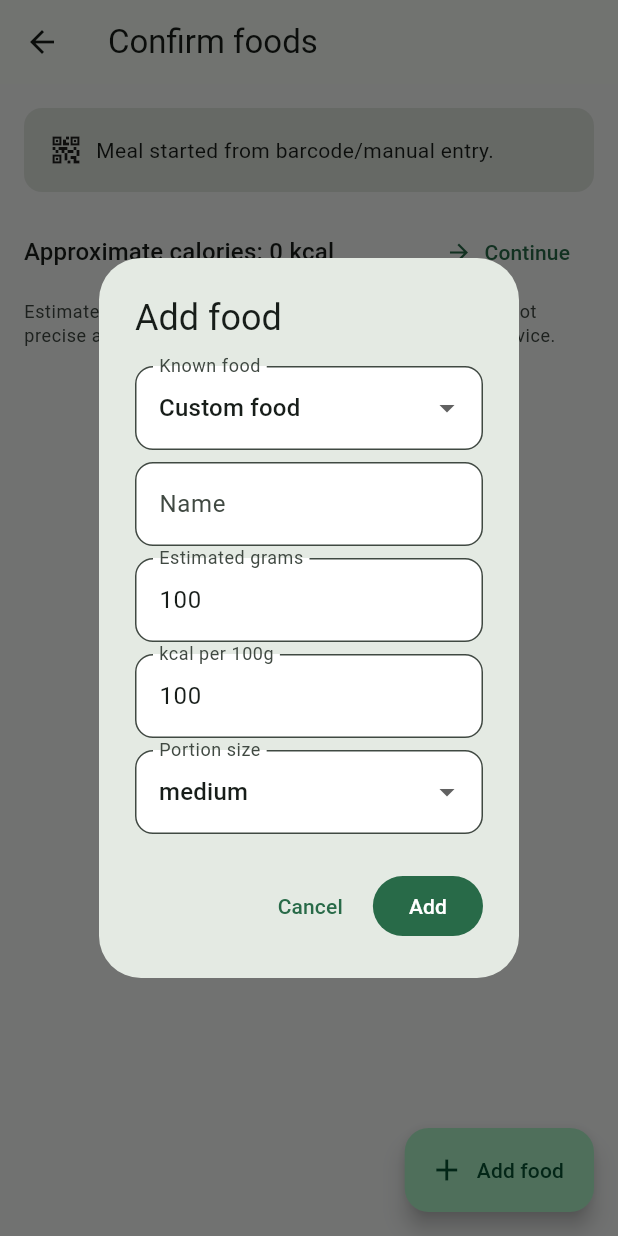
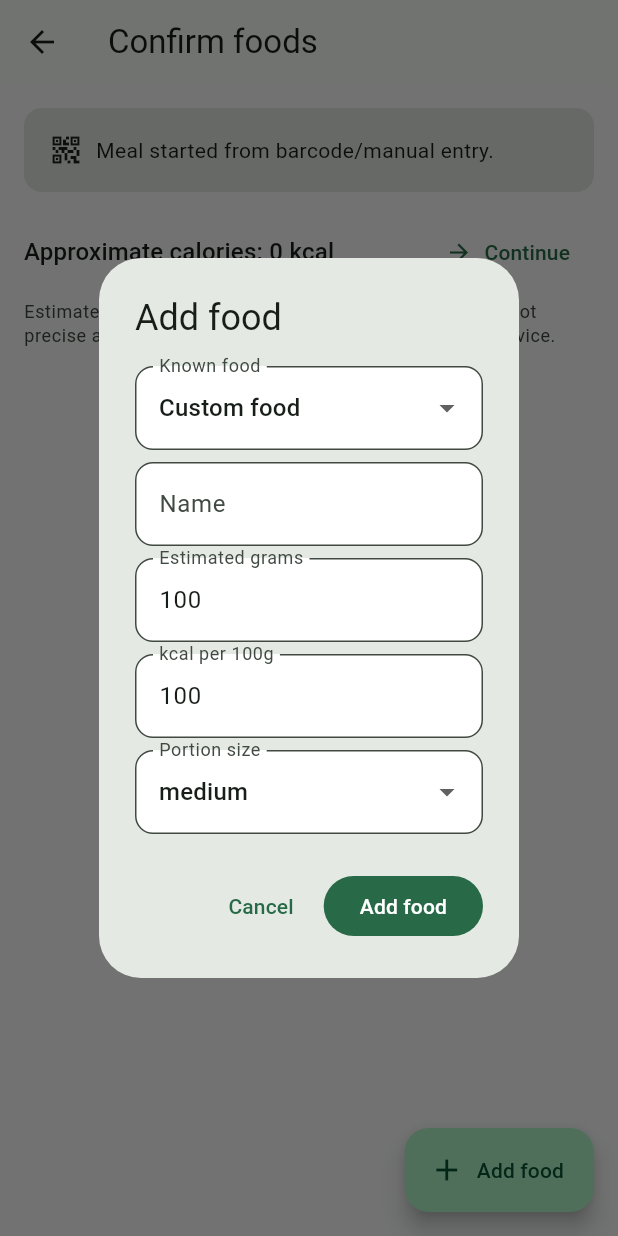
Before and after one commit to edu1010/CaloriesSnap, a Flutter app: the FoodConfirmationScreen screen opened directly with empty values, after a tap on "Add food", on a phone screen of 412 x 824 dp. Run offline on Flutter 3.47's test engine with Material 3 defaults, Android fonts, the phone set to English and light mode, and no system bars; our stand-ins replace file_picker, image_picker, sqflite, sqflite_common_ffi, table_calendar; missing offline and left inert: mobile_scanner, tflite_flutter; accounts and stored records are empty.

Commit message:
feat: auto-detect system language and add es/en localization

```diff
--- a/lib/core/constants/app_constants.dart
+++ b/lib/core/constants/app_constants.dart
@@ -1,11 +1,5 @@
 class AppConstants {
   const AppConstants._();
-
-  static const estimationDisclaimer =
-      'Estimated values only: food recognition and calories are not precise and must not be used as medical or nutritional advice.';
-
-  static const approximateCaloriesLabel = 'Approximate calories';
-  static const estimatedRangeLabel = 'Estimated range';
 
   static const mealTypes = <String>[
     'Breakfast',
--- /dev/null
+++ b/lib/core/l10n/app_localizations.dart
@@ -0,0 +1,238 @@
+import 'package:flutter/widgets.dart';
+
+class AppLocalizations {
+  AppLocalizations(this.locale);
+
+  final Locale locale;
+
+  static const supportedLocales = <Locale>[Locale('en'), Locale('es')];
+
+  static const LocalizationsDelegate<AppLocalizations> delegate =
+      _AppLocalizationsDelegate();
+
+  static AppLocalizations of(BuildContext context) {
+    return Localizations.of<AppLocalizations>(context, AppLocalizations)!;
+  }
+
+  bool get _isSpanish => locale.languageCode.toLowerCase().startsWith('es');
+
+  String get appTitle => _isSpanish ? 'CalorieSnap' : 'CalorieSnap';
+  String get today => _isSpanish ? 'Hoy' : 'Today';
+  String get approximateCalories =>
+      _isSpanish ? 'Calorías aproximadas' : 'Approximate calories';
+  String get estimatedRange =>
+      _isSpanish ? 'Rango estimado' : 'Estimated range';
+  String get mealsRegistered =>
+      _isSpanish ? 'Comidas registradas' : 'Meals registered';
+  String get registerMeal => _isSpanish ? 'Registrar comida' : 'Register meal';
+  String get calendar => _isSpanish ? 'Calendario' : 'Calendar';
+  String get foods => _isSpanish ? 'Alimentos' : 'Foods';
+  String get notes => _isSpanish ? 'Notas' : 'Notes';
+  String get noNotes => _isSpanish ? 'Sin notas' : 'No notes';
+  String get edit => _isSpanish ? 'Editar' : 'Edit';
+  String get delete => _isSpanish ? 'Eliminar' : 'Delete';
+  String get cancel => _isSpanish ? 'Cancelar' : 'Cancel';
+  String get continueText => _isSpanish ? 'Continuar' : 'Continue';
+  String get save => _isSpanish ? 'Guardar' : 'Save';
+  String get mealType => _isSpanish ? 'Tipo de comida' : 'Meal type';
+  String get optionalMealNotes =>
+      _isSpanish ? 'Notas opcionales de la comida' : 'Optional meal notes';
+  String get addFood => _isSpanish ? 'Añadir alimento' : 'Add food';
+  String get customFood =>
+      _isSpanish ? 'Alimento personalizado' : 'Custom food';
+  String get knownFood => _isSpanish ? 'Alimento conocido' : 'Known food';
+  String get name => _isSpanish ? 'Nombre' : 'Name';
+  String get estimatedGrams =>
+      _isSpanish ? 'Gramos estimados' : 'Estimated grams';
+  String get kcalPer100g => _isSpanish ? 'kcal por 100g' : 'kcal per 100g';
+  String get portionSize => _isSpanish ? 'Tamaño de ración' : 'Portion size';
+  String get remove => _isSpanish ? 'Quitar' : 'Remove';
+  String get searching => _isSpanish ? 'Buscando...' : 'Searching...';
+  String get useBarcode => _isSpanish ? 'Usar código de barras' : 'Use barcode';
+  String get alternativeBarcode =>
+      _isSpanish ? 'Alternativa: código de barras' : 'Alternative: barcode';
+  String get scanWithCamera =>
+      _isSpanish ? 'Escanear con cámara' : 'Scan with camera';
+  String get scanOrEnterCode =>
+      _isSpanish ? 'Escanear / introducir código' : 'Scan / enter code';
+  String get eanBarcode =>
+      _isSpanish ? 'EAN / código de barras' : 'EAN / barcode';
+  String get typeOrScanBarcode =>
+      _isSpanish
+          ? 'Escribe el código o usa el escáner'
+          : 'Type barcode or use scanner';
+  String get enterBarcode => _isSpanish ? 'Introducir código' : 'Enter barcode';
+  String get search => _isSpanish ? 'Buscar' : 'Search';
+  String get barcodeExample =>
+      _isSpanish ? 'ej. 8410188008736' : 'e.g. 8410188008736';
+  String get noImageSelectedYet =>
+      _isSpanish ? 'Aún no hay imagen seleccionada' : 'No image selected yet';
+  String get takePhoto => _isSpanish ? 'Tomar foto' : 'Take photo';
+  String get selectFromGallery =>
+      _isSpanish ? 'Seleccionar de galería' : 'Select from gallery';
+  String get selectImageFromDisk =>
+      _isSpanish ? 'Seleccionar imagen del disco' : 'Select image from disk';
+  String get selectImage => _isSpanish ? 'Seleccionar imagen' : 'Select image';
+  String get detectFoods => _isSpanish ? 'Detectar alimentos' : 'Detect foods';
+  String get detectingFoods =>
+      _isSpanish ? 'Detectando alimentos...' : 'Detecting foods...';
+  String get mealSummary => _isSpanish ? 'Resumen de comida' : 'Meal summary';
+  String get mealDetail => _isSpanish ? 'Detalle de comida' : 'Meal detail';
+  String get mealNotFound =>
+      _isSpanish ? 'Comida no encontrada' : 'Meal not found';
+  String get confirmDetectedFoods =>
+      _isSpanish ? 'Confirmar alimentos detectados' : 'Confirm detected foods';
+  String get confirmFoods =>
+      _isSpanish ? 'Confirmar alimentos' : 'Confirm foods';
+  String get mealStartedFromBarcode =>
+      _isSpanish
+          ? 'Comida iniciada desde código de barras/entrada manual.'
+          : 'Meal started from barcode/manual entry.';
+  String get mealSavedWithoutPhoto =>
+      _isSpanish
+          ? 'Comida guardada sin foto (código de barras/entrada manual).'
+          : 'Meal saved without photo (barcode/manual entry).';
+  String get dailyDetail => _isSpanish ? 'Detalle diario' : 'Daily detail';
+  String get noMealsRegistered =>
+      _isSpanish ? 'No hay comidas registradas' : 'No meals registered';
+  String get noMealsRegisteredForDay =>
+      _isSpanish
+          ? 'No hay comidas registradas para este día.'
+          : 'No meals registered for this day.';
+  String get deleteMeal => _isSpanish ? 'Eliminar comida' : 'Delete meal';
+  String get deleteMealPermanentRemoved =>
+      _isSpanish
+          ? 'Esta comida se eliminará permanentemente.'
+          : 'This meal will be permanently removed.';
+  String get deleteMealPermanentDeleted =>
+      _isSpanish
+          ? 'Esta comida se eliminará permanentemente.'
+          : 'This meal will be permanently deleted.';
+  String get scanBarcode => _isSpanish ? 'Escanear código' : 'Scan barcode';
+  String get flash => _isSpanish ? 'Flash' : 'Flash';
+  String get centerBarcodeInCamera =>
+      _isSpanish
+          ? 'Centra el código de barras dentro de la vista de la cámara.'
+          : 'Center the barcode inside the camera view.';
+  String get saveMeal => _isSpanish ? 'Guardar comida' : 'Save meal';
+  String get saving => _isSpanish ? 'Guardando...' : 'Saving...';
+  String get estimationDisclaimer =>
+      _isSpanish
+          ? 'Valores estimados: el reconocimiento de alimentos y las calorías no son precisos y no deben usarse como consejo médico o nutricional.'
+          : 'Estimated values only: food recognition and calories are not precise and must not be used as medical or nutritional advice.';
+
+  String mealsAndCalories(int mealsCount, double calories) {
+    if (_isSpanish) {
+      return '$mealsCount comidas | ${calories.toStringAsFixed(0)} kcal';
+    }
+    return '$mealsCount meals | ${calories.toStringAsFixed(0)} kcal';
+  }
+
+  String estimatedCalories(double calories) {
+    if (_isSpanish) {
+      return 'Calorías estimadas: ${calories.toStringAsFixed(0)} kcal';
+    }
+    return 'Estimated calories: ${calories.toStringAsFixed(0)} kcal';
+  }
+
+  String estimatedAndLikelyRange({
+    required double total,
+    required double lower,
+    required double upper,
+  }) {
+    if (_isSpanish) {
+      return 'Estimado: ${total.toStringAsFixed(0)} kcal, '
+          'rango probable: ${lower.toStringAsFixed(0)}-${upper.toStringAsFixed(0)} kcal';
+    }
+    return 'Estimated: ${total.toStringAsFixed(0)} kcal, '
+        'likely range: ${lower.toStringAsFixed(0)}-${upper.toStringAsFixed(0)} kcal';
+  }
+
+  String failedToProcessImage(Object error) {
+    if (_isSpanish) {
+      return 'No se pudo procesar la imagen seleccionada: $error';
+    }
+    return 'Failed to process the selected image: $error';
+  }
+
+  String failedToLookupBarcode(Object error) {
+    if (_isSpanish) {
+      return 'No se pudo buscar el código de barras: $error';
+    }
+    return 'Failed to lookup barcode: $error';
+  }
+
+  String failedToSaveMeal(Object error) {
+    if (_isSpanish) {
+      return 'No se pudo guardar la comida: $error';
+    }
+    return 'Failed to save meal: $error';
+  }
+
+  String get barcodeNotFound =>
+      _isSpanish
+          ? 'Código no encontrado en la base local ni en Open Food Facts.'
+          : 'Barcode not found in local database or Open Food Facts.';
+
+  String get addAtLeastOneFoodItem =>
+      _isSpanish
+          ? 'Añade al menos un alimento.'
+          : 'Add at least one food item.';
+
+  String mealTypeLabel(String mealType) {
+    switch (mealType.toLowerCase()) {
+      case 'breakfast':
+      case 'desayuno':
+        return _isSpanish ? 'Desayuno' : 'Breakfast';
+      case 'lunch':
+      case 'comida':
+        return _isSpanish ? 'Comida' : 'Lunch';
+      case 'dinner':
+      case 'cena':
+        return _isSpanish ? 'Cena' : 'Dinner';
+      case 'snack':
+      case 'tentempié':
+      case 'tentempie':
+        return _isSpanish ? 'Tentempié' : 'Snack';
+      default:
+        return _isSpanish ? 'Otro' : 'Other';
+    }
+  }
+
+  String portionLabel(String portion) {
+    switch (portion.toLowerCase()) {
+      case 'small':
+        return _isSpanish ? 'pequeña' : 'small';
+      case 'medium':
+        return _isSpanish ? 'mediana' : 'medium';
+      case 'large':
+        return _isSpanish ? 'grande' : 'large';
+      default:
+        return _isSpanish ? 'personalizada' : 'custom';
+    }
+  }
+}
+
+class _AppLocalizationsDelegate
+    extends LocalizationsDelegate<AppLocalizations> {
+  const _AppLocalizationsDelegate();
+
+  @override
+  bool isSupported(Locale locale) {
+    return locale.languageCode.toLowerCase().startsWith('en') ||
+        locale.languageCode.toLowerCase().startsWith('es');
+  }
+
+  @override
+  Future<AppLocalizations> load(Locale locale) async {
+    return AppLocalizations(locale);
+  }
+
+  @override
+  bool shouldReload(covariant LocalizationsDelegate<AppLocalizations> old) =>
+      false;
+}
+
+extension AppLocalizationsX on BuildContext {
+  AppLocalizations get l10n => AppLocalizations.of(this);
+}
--- a/lib/features/register_meal/food_confirmation_screen.dart
+++ b/lib/features/register_meal/food_confirmation_screen.dart
@@ -3,6 +3,7 @@ import 'dart:io';
 import 'package:flutter/material.dart';
 
 import '../../core/constants/app_constants.dart';
+import '../../core/l10n/app_localizations.dart';
 import '../../data/repositories/meal_repository.dart';
 import '../../data/repositories/nutrition_repository.dart';
 import '../../models/food_item.dart';
@@ -101,6 +102,7 @@ class _FoodConfirmationScreenState extends State<FoodConfirmationScreen> {
   }
 
   Future<void> _addFood() async {
+    final l10n = context.l10n;
     final nutritionFoods = widget.nutritionRepository.foods;
     NutritionFood? selectedNutrition =
         nutritionFoods.isNotEmpty ? nutritionFoods.first : null;
@@ -122,7 +124,7 @@ class _FoodConfirmationScreenState extends State<FoodConfirmationScreen> {
         return StatefulBuilder(
           builder: (context, setLocalState) {
             return AlertDialog(
-              title: const Text('Add food'),
+              title: Text(l10n.addFood),
               content: SingleChildScrollView(
                 child: Column(
                   mainAxisSize: MainAxisSize.min,
@@ -130,9 +132,9 @@ class _FoodConfirmationScreenState extends State<FoodConfirmationScreen> {
                     DropdownButtonFormField<NutritionFood?>(
                       initialValue: selectedNutrition,
                       items: <DropdownMenuItem<NutritionFood?>>[
-                        const DropdownMenuItem<NutritionFood?>(
+                        DropdownMenuItem<NutritionFood?>(
                           value: null,
-                          child: Text('Custom food'),
+                          child: Text(l10n.customFood),
                         ),
                         ...nutritionFoods.map(
                           (item) => DropdownMenuItem<NutritionFood?>(
@@ -154,20 +156,18 @@ class _FoodConfirmationScreenState extends State<FoodConfirmationScreen> {
                           }
                         });
                       },
-                      decoration: const InputDecoration(
-                        labelText: 'Known food',
-                      ),
+                      decoration: InputDecoration(labelText: l10n.knownFood),
                     ),
                     const SizedBox(height: 8),
                     TextField(
                       controller: nameController,
-                      decoration: const InputDecoration(labelText: 'Name'),
+                      decoration: InputDecoration(labelText: l10n.name),
                     ),
                     const SizedBox(height: 8),
                     TextField(
                       controller: gramsController,
-                      decoration: const InputDecoration(
-                        labelText: 'Estimated grams',
+                      decoration: InputDecoration(
+                        labelText: l10n.estimatedGrams,
                       ),
                       keyboardType: const TextInputType.numberWithOptions(
                         decimal: true,
@@ -176,9 +176,7 @@ class _FoodConfirmationScreenState extends State<FoodConfirmationScreen> {
                     const SizedBox(height: 8),
                     TextField(
                       controller: kcalController,
-                      decoration: const InputDecoration(
-                        labelText: 'kcal per 100g',
-                      ),
+                      decoration: InputDecoration(labelText: l10n.kcalPer100g),
                       keyboardType: const TextInputType.numberWithOptions(
                         decimal: true,
                       ),
@@ -191,7 +189,7 @@ class _FoodConfirmationScreenState extends State<FoodConfirmationScreen> {
                               .map(
                                 (item) => DropdownMenuItem<String>(
                                   value: item,
-                                  child: Text(item),
+                                  child: Text(l10n.portionLabel(item)),
                                 ),
                               )
                               .toList(),
@@ -208,9 +206,7 @@ class _FoodConfirmationScreenState extends State<FoodConfirmationScreen> {
                           }
                         });
                       },
-                      decoration: const InputDecoration(
-                        labelText: 'Portion size',
-                      ),
+                      decoration: InputDecoration(labelText: l10n.portionSize),
                     ),
                   ],
                 ),
@@ -218,7 +214,7 @@ class _FoodConfirmationScreenState extends State<FoodConfirmationScreen> {
               actions: <Widget>[
                 TextButton(
                   onPressed: () => Navigator.pop(context),
-                  child: const Text('Cancel'),
+                  child: Text(l10n.cancel),
                 ),
                 FilledButton(
                   onPressed: () {
@@ -240,7 +236,7 @@ class _FoodConfirmationScreenState extends State<FoodConfirmationScreen> {
                       ),
                     );
                   },
-                  child: const Text('Add'),
+                  child: Text(l10n.addFood),
                 ),
               ],
             );
@@ -261,10 +257,11 @@ class _FoodConfirmationScreenState extends State<FoodConfirmationScreen> {
   }
 
   Future<void> _continue() async {
+    final l10n = context.l10n;
     if (_foods.isEmpty) {
-      ScaffoldMessenger.of(context).showSnackBar(
-        const SnackBar(content: Text('Add at least one food item.')),
-      );
+      ScaffoldMessenger.of(
+        context,
+      ).showSnackBar(SnackBar(content: Text(l10n.addAtLeastOneFoodItem)));
       return;
     }
 
@@ -304,6 +301,7 @@ class _FoodConfirmationScreenState extends State<FoodConfirmationScreen> {
 
   @override
   Widget build(BuildContext context) {
+    final l10n = context.l10n;
     final hasImage =
         widget.imagePath != null &&
         widget.imagePath!.isNotEmpty &&
@@ -311,12 +309,12 @@ class _FoodConfirmationScreenState extends State<FoodConfirmationScreen> {
 
     return Scaffold(
       appBar: AppBar(
-        title: Text(hasImage ? 'Confirm detected foods' : 'Confirm foods'),
+        title: Text(hasImage ? l10n.confirmDetectedFoods : l10n.confirmFoods),
       ),
       floatingActionButton: FloatingActionButton.extended(
         onPressed: _addFood,
         icon: const Icon(Icons.add),
-        label: const Text('Add food'),
+        label: Text(l10n.addFood),
       ),
       body: SafeArea(
         child: Column(
@@ -351,7 +349,7 @@ class _FoodConfirmationScreenState extends State<FoodConfirmationScreen> {
                             const SizedBox(width: 8),
                             Expanded(
                               child: Text(
-                                'Meal started from barcode/manual entry.',
+                                l10n.mealStartedFromBarcode,
                                 style: Theme.of(context).textTheme.bodyMedium,
                               ),
                             ),
@@ -365,14 +363,14 @@ class _FoodConfirmationScreenState extends State<FoodConfirmationScreen> {
                 children: <Widget>[
                   Expanded(
                     child: Text(
-                      '${AppConstants.approximateCaloriesLabel}: ${_totalCalories.toStringAsFixed(0)} kcal',
+                      '${l10n.approximateCalories}: ${_totalCalories.toStringAsFixed(0)} kcal',
                       style: Theme.of(context).textTheme.titleMedium,
                     ),
                   ),
                   TextButton.icon(
                     onPressed: _continue,
                     icon: const Icon(Icons.arrow_forward),
-                    label: const Text('Continue'),
+                    label: Text(l10n.continueText),
                   ),
                 ],
               ),
@@ -380,7 +378,7 @@ class _FoodConfirmationScreenState extends State<FoodConfirmationScreen> {
             Padding(
               padding: const EdgeInsets.fromLTRB(16, 8, 16, 0),
               child: Text(
-                AppConstants.estimationDisclaimer,
+                l10n.estimationDisclaimer,
                 style: Theme.of(context).textTheme.bodySmall?.copyWith(
                   color: Theme.of(context).colorScheme.onSurfaceVariant,
                 ),
@@ -407,8 +405,8 @@ class _FoodConfirmationScreenState extends State<FoodConfirmationScreen> {
                               Expanded(
                                 child: TextField(
                                   controller: item.nameController,
-                                  decoration: const InputDecoration(
-                                    labelText: 'Name',
+                                  decoration: InputDecoration(
+                                    labelText: l10n.name,
                                   ),
                                   onChanged: (value) {
                                     setState(() {
@@ -420,7 +418,7 @@ class _FoodConfirmationScreenState extends State<FoodConfirmationScreen> {
                               IconButton(
                                 onPressed: () => _removeAt(index),
                                 icon: const Icon(Icons.delete_outline),
-                                tooltip: 'Remove',
+                                tooltip: l10n.remove,
                               ),
                             ],
                           ),
@@ -430,8 +428,8 @@ class _FoodConfirmationScreenState extends State<FoodConfirmationScreen> {
                               Expanded(
                                 child: TextField(
                                   controller: item.gramsController,
-                                  decoration: const InputDecoration(
-                                    labelText: 'Estimated grams',
+                                  decoration: InputDecoration(
+                                    labelText: l10n.estimatedGrams,
                                   ),
                                   keyboardType:
                                       const TextInputType.numberWithOptions(
@@ -454,8 +452,8 @@ class _FoodConfirmationScreenState extends State<FoodConfirmationScreen> {
                               Expanded(
                                 child: TextField(
                                   controller: item.kcalController,
-                                  decoration: const InputDecoration(
-                                    labelText: 'kcal per 100g',
+                                  decoration: InputDecoration(
+                                    labelText: l10n.kcalPer100g,
                                   ),
                                   keyboardType:
                                       const TextInputType.numberWithOptions(
@@ -484,7 +482,7 @@ class _FoodConfirmationScreenState extends State<FoodConfirmationScreen> {
                                     .map(
                                       (portion) => DropdownMenuItem<String>(
                                         value: portion,
-                                        child: Text(portion),
+                                        child: Text(l10n.portionLabel(portion)),
                                       ),
                                     )
                                     .toList(),
@@ -504,14 +502,12 @@ class _FoodConfirmationScreenState extends State<FoodConfirmationScreen> {
                                 }
                               });
                             },
-                            decoration: const InputDecoration(
-                              labelText: 'Portion size',
+                            decoration: InputDecoration(
+                              labelText: l10n.portionSize,
                             ),
                           ),
                           const SizedBox(height: 8),
-                          Text(
-                            'Estimated calories: ${_entryCalories(item).toStringAsFixed(0)} kcal',
-                          ),
+                          Text(l10n.estimatedCalories(_entryCalories(item))),
                         ],
                       ),
                     ),
--- a/pubspec.yaml
+++ b/pubspec.yaml
@@ -8,6 +8,8 @@ environment:
 
 dependencies:
   flutter:
+    sdk: flutter
+  flutter_localizations:
     sdk: flutter
   cupertino_icons: ^1.0.8
   file_picker: ^11.0.2
```
Also changed, not shown: lib/app.dart (+19 -1 lines), lib/features/calendar/calendar_screen.dart (+28 -18 lines), lib/features/calendar/daily_detail_screen.dart (+27 -19 lines), lib/features/home/home_screen.dart (+11 -10 lines), lib/features/meal_detail/meal_detail_screen.dart (+21 -16 lines), lib/features/register_meal/barcode_scanner_screen.dart (+8 -5 lines), lib/features/register_meal/meal_summary_screen.dart (+22 -17 lines), lib/features/register_meal/register_meal_screen.dart (+31 -31 lines), pubspec.lock.
